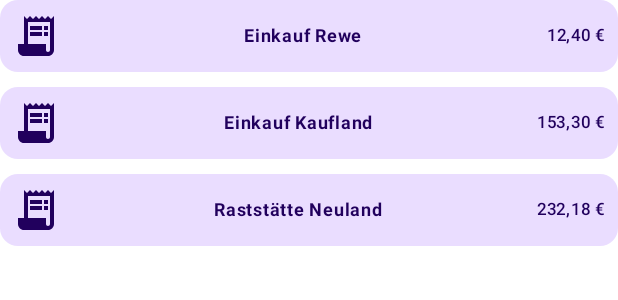
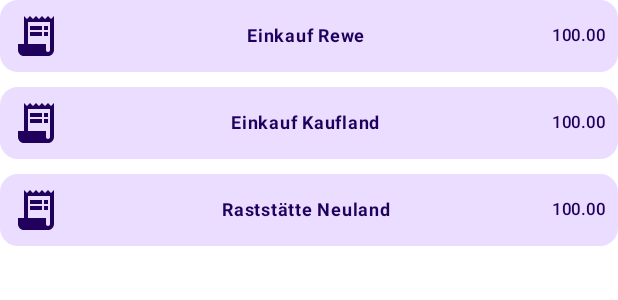
Before and after one commit to Baltic-Byte-Buccaneers/Baltic-Byte-Buccaneers, an Android app built with Jetpack Compose: the @Preview function ReceiptListPreview, on a phone screen of 412 x 824 dp. Shown: the top 300 px of the screen. Run offline under Robolectric (Android 15) with nearby library versions, the phone set to English and light mode, and no system bars; network calls fail.

```diff
--- a/App/app/src/main/java/com/example/balticbytebuccaneers/module/receiptList/Receipt.kt
+++ b/App/app/src/main/java/com/example/balticbytebuccaneers/module/receiptList/Receipt.kt
@@ -1,3 +1,5 @@
 package com.example.balticbytebuccaneers.module.receiptList
 
-data class Receipt(val description: String, val amount: String)
+import java.math.BigDecimal
+
+data class Receipt(val description: String, val amount: BigDecimal)
--- a/App/app/src/main/java/com/example/balticbytebuccaneers/module/receiptList/ReceiptList.kt
+++ b/App/app/src/main/java/com/example/balticbytebuccaneers/module/receiptList/ReceiptList.kt
@@ -1,21 +1,19 @@
 package com.example.balticbytebuccaneers.module.receiptList
 
 import androidx.compose.foundation.layout.Arrangement
-import androidx.compose.foundation.layout.Column
-import androidx.compose.foundation.rememberScrollState
-import androidx.compose.foundation.verticalScroll
+import androidx.compose.foundation.lazy.LazyColumn
+import androidx.compose.foundation.lazy.items
 import androidx.compose.runtime.Composable
-import androidx.compose.ui.Modifier
 import androidx.compose.ui.tooling.preview.Preview
 import androidx.compose.ui.unit.dp
+import java.math.BigDecimal
 
 @Composable
 fun ReceiptList(receipts: List<Receipt>) {
-    Column(
-        verticalArrangement = Arrangement.spacedBy(10.dp),
-        modifier = Modifier.verticalScroll(rememberScrollState())
+    LazyColumn(
+        verticalArrangement = Arrangement.spacedBy(10.dp)
     ) {
-        receipts.forEach { receipt ->
+        items(receipts) {receipt ->
             ReceiptListItem(receipt)
         }
     }
@@ -28,15 +26,15 @@
         listOf(
             Receipt(
                 "Einkauf Rewe",
-                "12,40 €"
+                BigDecimal(100)
             ),
             Receipt(
                 "Einkauf Kaufland",
-                "153,30 €"
+                BigDecimal(100)
             ),
             Receipt(
                 "Raststätte Neuland",
-                "232,18 €"
+                BigDecimal(100)
             )
         )
     ReceiptList(receipts)
--- a/App/app/src/main/java/com/example/balticbytebuccaneers/module/receiptList/ReceiptListItem.kt
+++ b/App/app/src/main/java/com/example/balticbytebuccaneers/module/receiptList/ReceiptListItem.kt
@@ -18,6 +18,8 @@
 import androidx.compose.ui.text.font.FontWeight
 import androidx.compose.ui.tooling.preview.Preview
 import androidx.compose.ui.unit.dp
+import java.math.BigDecimal
+import java.math.RoundingMode
 
 @Composable
 fun ReceiptListItem(receipt: Receipt) {
@@ -46,7 +48,7 @@
                 color = MaterialTheme.colorScheme.onPrimaryContainer
             )
             Text(
-                text = receipt.amount,
+                text = receipt.amount.setScale(2, RoundingMode.HALF_EVEN).toString(),
                 color = MaterialTheme.colorScheme.onPrimaryContainer,
                 style = MaterialTheme.typography.labelSmall
             )
@@ -57,5 +59,5 @@
 @Preview
 @Composable
 fun ReceiptListItemPreview() {
-    ReceiptListItem(Receipt("Edeka Sunwold", "12.43 €"))
+    ReceiptListItem(Receipt("Edeka Sunwold", BigDecimal(100)))
 }
```
Also changed, not shown: App/app/src/main/java/com/example/balticbytebuccaneers/module/home/HomeActivity.kt (+8 -1 lines), App/app/src/main/java/com/example/balticbytebuccaneers/module/receiptList/ReceiptListView.kt (+19 -1 lines), App/app/src/main/java/com/example/balticbytebuccaneers/module/receiptList/ReceiptListViewModel.kt (+17 -18 lines).
